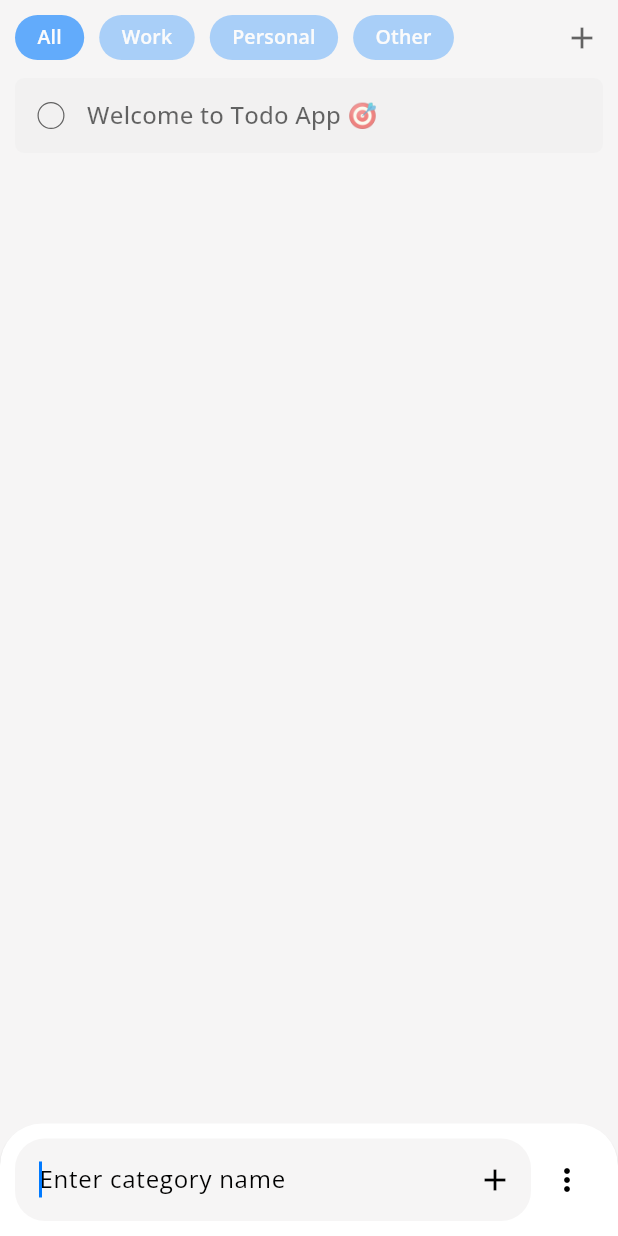
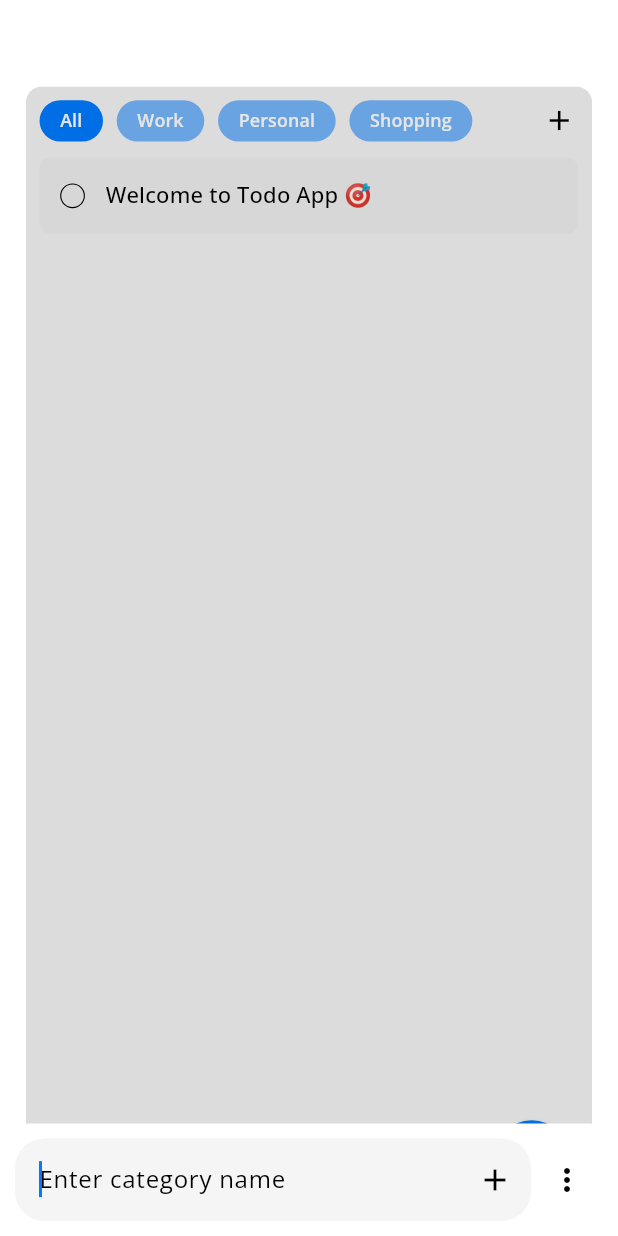
Before and after one commit to vsaravananc/flutter_todo_app, a Flutter app: the HomeScreenContent screen opened directly, after a tap on the "add" icon, on a phone screen of 412 x 824 dp. Run offline on Flutter 3.47's test engine with Material 3 defaults, Android fonts, the phone set to English and light mode, and no system bars; drawn by our look-alikes of avatar_glow, flutter_slidable; our stand-ins replace bloc, flutter_bloc, sqflite; accounts and stored records are empty.

```diff
--- a/lib/database/create_db.dart
+++ b/lib/database/create_db.dart
@@ -65,7 +65,7 @@ class CreateDataBase {
       "All",
       "Work",
       "Personal",
-      "Other",
+      "Shopping",
     ];
 
     for (final category in defaultcategoriesList) {
--- a/lib/features/home/widgets/body_widgets/home_todo_card.dart
+++ b/lib/features/home/widgets/body_widgets/home_todo_card.dart
@@ -23,9 +23,9 @@ class HomeTodoCardWidget extends StatelessWidget {
         key: ValueKey('todo-item-${todo.id}'),
         decoration: BoxDecoration(
           color: Theme.of(context).colorScheme.tertiary,
-          borderRadius: BorderRadius.circular(6),
+          borderRadius: BorderRadius.circular(8),
         ),
-        height: 50,
+        height: 55,
         child: Row(
           children: [
             CheckBoxHomeTodoCardWidget(
--- a/lib/features/home/widgets/floating_widgets/home_floating_widget.dart
+++ b/lib/features/home/widgets/floating_widgets/home_floating_widget.dart
@@ -1,4 +1,5 @@
 import 'package:avatar_glow/avatar_glow.dart';
+import 'package:flutter/cupertino.dart';
 import 'package:flutter/material.dart';
 import 'package:todoapp/core/themes/colors.dart';
 import 'package:todoapp/features/home/widgets/floating_widgets/home_bottom_task_widget.dart';
@@ -26,14 +27,12 @@ class HomeFloatingWidget extends StatelessWidget {
           splashColor: Theme.of(context).colorScheme.secondary,
           elevation: 2,
           shape: const CircleBorder(),
-          onPressed: () => showModalBottomSheet(
-            barrierColor: Theme.of(context).colorScheme.surface.withValues(
-              alpha: Theme.of(context).brightness == Brightness.dark
-                  ? 0.6
-                  : 0.4,
+          onPressed: () => showCupertinoSheet(
+            context: context,
+            builder: (_) => const Wrap(
+              runAlignment: WrapAlignment.end,
+              children: [TaskTodoBottomsheet()],
             ),
-            context: context,
-            builder: (_) => const TaskTodoBottomsheet(),
           ),
           child: Icon(
             Icons.add,
@@ -61,6 +60,10 @@ class TaskTodoBottomsheet extends StatelessWidget {
       padding: const EdgeInsets.only(left: 10, right: 10, top: 10, bottom: 5),
       margin: EdgeInsets.only(bottom: MediaQuery.viewInsetsOf(context).bottom),
       width: double.infinity,
+      decoration: BoxDecoration(
+        borderRadius: const BorderRadius.vertical(top: Radius.circular(20)),
+        color: Theme.of(context).scaffoldBackgroundColor,
+      ),
       child: const HomeFloatingBottomTaskWidget(
         key: ValueKey('home-floating-bottom-task-widget-layer'),
       ),
--- a/lib/features/home/widgets/header_widgets/home_category_bottomsheet.dart
+++ b/lib/features/home/widgets/header_widgets/home_category_bottomsheet.dart
@@ -17,13 +17,21 @@ class HomeCategoryBottomsheet extends StatelessWidget {
       key: const ValueKey('home-category-bottomsheet-container'),
       height: 75,
       padding: const EdgeInsets.symmetric(horizontal: 10, vertical: 10),
-      margin: EdgeInsets.only(bottom: MediaQuery.viewInsetsOf(context).bottom),
+      margin: EdgeInsets.only(
+        bottom: MediaQuery.viewInsetsOf(context).bottom,
+      ),
+      decoration: BoxDecoration(
+        borderRadius: const BorderRadius.vertical(top: Radius.circular(20)),
+        color: Theme.of(context).scaffoldBackgroundColor,
+      ),
       width: double.infinity,
       child: const Row(
         children: [
           HomeCategoryTextfield(),
           HomeCategoryVerticalMore(
-            key: ValueKey('home-category-bottomsheet-kick-start-overlay-entry'),
+            key: ValueKey(
+              'home-category-bottomsheet-kick-start-overlay-entry',
+            ),
           ),
         ],
       ),
--- a/lib/features/home/widgets/header_widgets/home_category_header.dart
+++ b/lib/features/home/widgets/header_widgets/home_category_header.dart
@@ -1,3 +1,4 @@
+import 'package:flutter/cupertino.dart';
 import 'package:flutter/material.dart';
 import 'package:flutter_bloc/flutter_bloc.dart';
 import 'package:todoapp/controller/category_controller/bloc/home_bloc_bloc.dart';
@@ -160,13 +161,14 @@ class HomeCategoryHeaderAddIcon extends StatelessWidget {
   Widget build(BuildContext context) {
     return IconButton(
       onPressed: () {
-        showModalBottomSheet(
-          barrierColor: Theme.of(context).colorScheme.surface.withValues(
-            alpha: Theme.of(context).brightness == Brightness.dark ? 0.6 : 0.4,
-          ),
+        showCupertinoSheet(
           context: context,
+          enableDrag: true,
           builder: (c) {
-            return const HomeCategoryBottomsheet();
+            return const Wrap(
+              runAlignment: WrapAlignment.end,
+              children: [HomeCategoryBottomsheet()],
+            );
           },
         );
       },
--- a/lib/features/home/widgets/header_widgets/home_category_textfield.dart
+++ b/lib/features/home/widgets/header_widgets/home_category_textfield.dart
@@ -1,5 +1,6 @@
 import 'package:flutter/material.dart';
 import 'package:flutter_bloc/flutter_bloc.dart';
+import 'package:todoapp/core/themes/colors.dart';
 import 'package:todoapp/core/words/app_words.dart';
 import 'package:todoapp/controller/category_controller/bloc/home_bloc_bloc.dart';
 
@@ -38,6 +39,8 @@ class _HomeCategoryTextfieldState extends State<HomeCategoryTextfield> {
   @override
   Widget build(BuildContext context) {
     return Expanded(
+      child: Material(
+        borderRadius: BorderRadius.circular(20),
         child: TextField(
           key: const ValueKey('home-category-textfield'),
           controller: _textEditingController,
@@ -57,6 +60,7 @@ class _HomeCategoryTextfieldState extends State<HomeCategoryTextfield> {
             ),
           ),
         ),
+      ),
     );
   }
 }
--- a/lib/features/splash/presentation/splash_screen.dart
+++ b/lib/features/splash/presentation/splash_screen.dart
@@ -36,8 +36,8 @@ class _SplashScreenState extends State<SplashScreen> {
     if (mounted) {
       Navigator.pushNamedAndRemoveUntil(
         context,
-        Routes.homeScreen,
-        // Routes.welcomScreen,
+        // Routes.homeScreen,
+        Routes.welcomScreen,
         (_) => true,
       );
     }
```
Also changed, not shown: lib/features/home/widgets/body_widgets/home_slidable_widget.dart (+41 -3 lines), lib/features/home/widgets/floating_widgets/home_bottom_task_widget.dart (+7 -2 lines), lib/main.dart (+9 -1 lines). Lines whose indentation alone changed are shown as unchanged.
